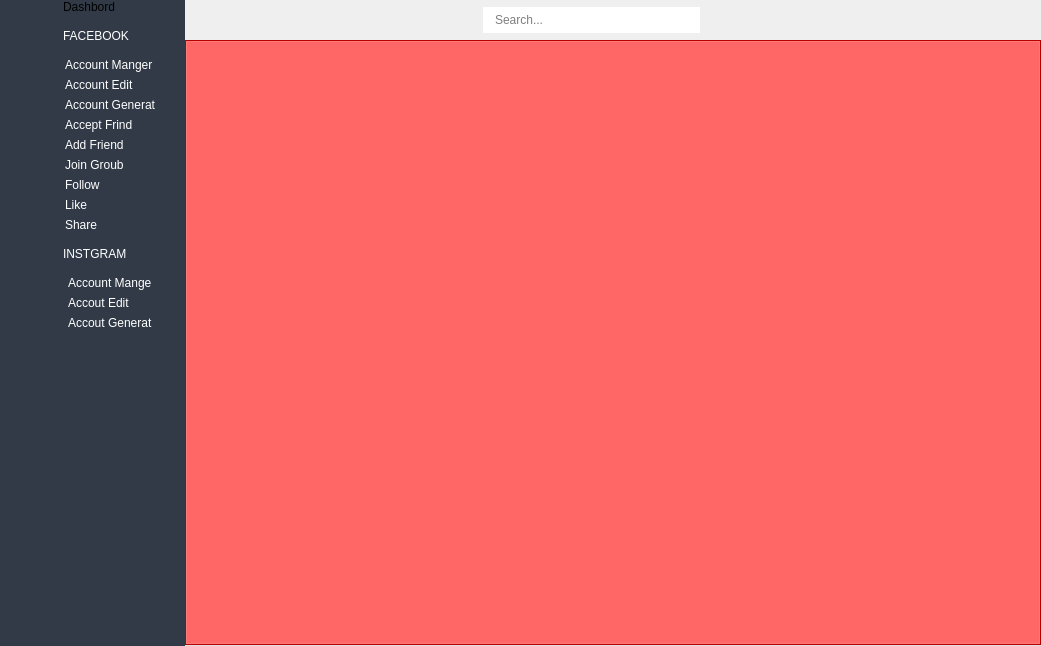
First picture: the form in ui/Window.ui, repository kreemkhaled112/GUI, before the edit.
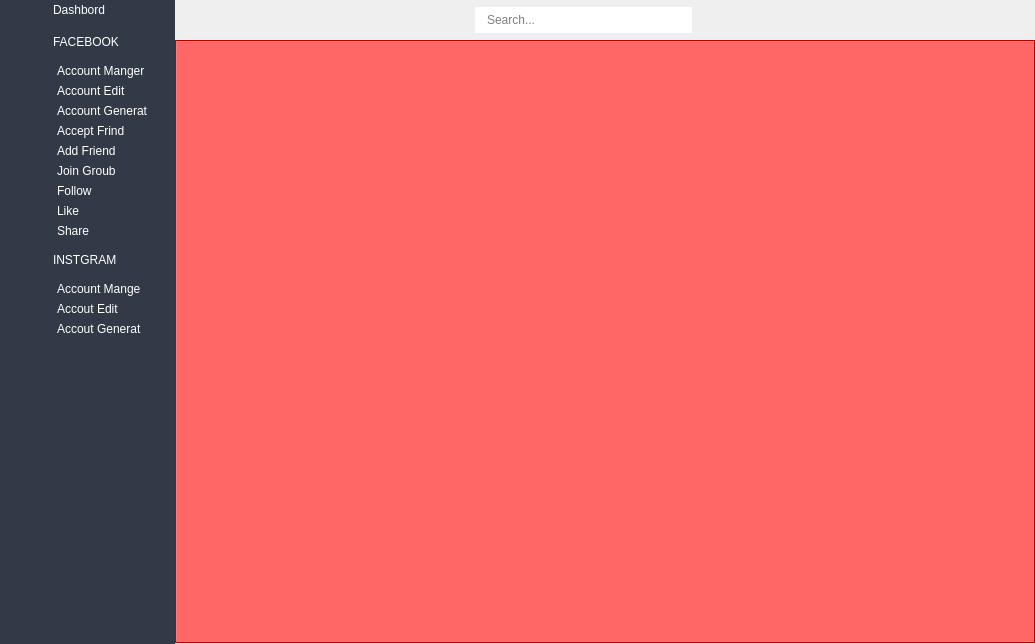
Second picture: the form after the edit. Icons and pictures are not drawn.

The edit to the form file:
```diff
--- a/ui/Window.ui
+++ b/ui/Window.ui
@@ -6,8 +6,8 @@
    <rect>
     <x>0</x>
     <y>0</y>
-    <width>1041</width>
-    <height>646</height>
+    <width>1035</width>
+    <height>644</height>
    </rect>
   </property>
   <property name="windowTitle">
@@ -21,7 +21,7 @@
 #full_menu_widget {
 		background-color: #313a46;
 	}
-#full_menu_widget QPushButton {
+#full_menu_widget QPushButton,#label_2 {
 		border:none;
 		text-align: left;
 		color: #ffffff;
@@ -33,6 +33,9 @@
 	#full_menu_widget QPushButton:checked {
 		color: #fff;
 	}
+#logo_label_2 {
+		color: #fff;
+	}
 #change_btn {
 		padding: 5px;
 		border: none;
@@ -121,7 +124,7 @@
         <widget class="QPushButton" name="pushButton">
          <property name="maximumSize">
           <size>
-           <width>30</width>
+           <width>20</width>
            <height>20</height>
           </size>
          </property>
@@ -153,7 +156,7 @@
         <widget class="QPushButton" name="pushButton_2">
          <property name="maximumSize">
           <size>
-           <width>30</width>
+           <width>20</width>
            <height>20</height>
           </size>
          </property>
@@ -225,7 +228,7 @@
          <x>0</x>
          <y>0</y>
          <width>150</width>
-         <height>646</height>
+         <height>644</height>
         </rect>
        </property>
        <layout class="QVBoxLayout" name="verticalLayout_4">
@@ -247,6 +250,9 @@
         <item>
          <widget class="QWidget" name="widget_2" native="true">
           <layout class="QHBoxLayout" name="horizontalLayout">
+           <property name="spacing">
+            <number>6</number>
+           </property>
            <property name="leftMargin">
             <number>0</number>
            </property>
@@ -276,13 +282,16 @@
              <property name="scaledContents">
               <bool>true</bool>
              </property>
-             <property name="wordWrap">
-              <bool>false</bool>
-             </property>
             </widget>
            </item>
            <item>
             <widget class="QLabel" name="logo_label_2">
+             <property name="minimumSize">
+              <size>
+               <width>20</width>
+               <height>20</height>
+              </size>
+             </property>
              <property name="text">
               <string>Dashbord</string>
              </property>
@@ -326,12 +335,9 @@
              <property name="scaledContents">
               <bool>true</bool>
              </property>
-             <property name="wordWrap">
-              <bool>false</bool>
-             </property>
             </widget>
            </item>
-           <item alignment="Qt::AlignRight">
+           <item>
             <widget class="QPushButton" name="pushButton_3">
              <property name="minimumSize">
               <size>
@@ -370,11 +376,11 @@
           </layout>
          </widget>
         </item>
-        <item alignment="Qt::AlignHCenter">
-         <widget class="QWidget" name="widget_4" native="true">
+        <item>
+         <widget class="QWidget" name="menu_facebook" native="true">
           <layout class="QVBoxLayout" name="verticalLayout_2">
            <property name="leftMargin">
-            <number>0</number>
+            <number>30</number>
            </property>
            <property name="topMargin">
             <number>0</number>
@@ -385,49 +391,49 @@
            <property name="bottomMargin">
             <number>0</number>
            </property>
-           <item alignment="Qt::AlignLeft">
+           <item>
             <widget class="QPushButton" name="Account_Manger_face">
              <property name="text">
               <string>Account Manger</string>
              </property>
             </widget>
            </item>
-           <item alignment="Qt::AlignLeft">
+           <item>
             <widget class="QPushButton" name="Account_Edit_face">
              <property name="text">
               <string>Account Edit</string>
              </property>
             </widget>
            </item>
-           <item alignment="Qt::AlignLeft">
+           <item>
             <widget class="QPushButton" name="Account_Generat_face">
              <property name="text">
               <string>Account Generat</string>
              </property>
             </widget>
            </item>
-           <item alignment="Qt::AlignLeft">
+           <item>
             <widget class="QPushButton" name="Accept_Friend">
              <property name="text">
               <string>Accept Frind</string>
              </property>
             </widget>
            </item>
-           <item alignment="Qt::AlignLeft">
+           <item>
             <widget class="QPushButton" name="Add_Friend">
              <property name="text">
               <string>Add Friend</string>
              </property>
             </widget>
            </item>
-           <item alignment="Qt::AlignLeft">
+           <item>
             <widget class="QPushButton" name="Join_Groub">
              <property name="text">
               <string>Join Groub</string>
              </property>
             </widget>
            </item>
-           <item alignment="Qt::AlignLeft">
+           <item>
             <widget class="QPushButton" name="Follow_face">
              <property name="text">
               <string>Follow</string>
@@ -470,7 +476,13 @@
             <number>0</number>
            </property>
            <item>
-            <widget class="QLabel" name="label_5">
+            <widget class="QLabel" name="label_3">
+             <property name="minimumSize">
+              <size>
+               <width>20</width>
+               <height>20</height>
+              </size>
+             </property>
              <property name="maximumSize">
               <size>
                <width>20</width>
@@ -480,15 +492,15 @@
              <property name="text">
               <string/>
              </property>
+             <property name="textFormat">
+              <enum>Qt::PlainText</enum>
+             </property>
              <property name="pixmap">
               <pixmap resource="../static/resource.qrc">:/icon/icon/home-1.ico</pixmap>
              </property>
              <property name="scaledContents">
               <bool>true</bool>
              </property>
-             <property name="wordWrap">
-              <bool>false</bool>
-             </property>
             </widget>
            </item>
            <item alignment="Qt::AlignRight|Qt::AlignVCenter">
@@ -530,11 +542,11 @@
           </layout>
          </widget>
         </item>
-        <item alignment="Qt::AlignHCenter">
-         <widget class="QWidget" name="widget_6" native="true">
+        <item>
+         <widget class="QWidget" name="menu_insta" native="true">
           <layout class="QVBoxLayout" name="verticalLayout_3" stretch="0,0,0">
            <property name="leftMargin">
-            <number>0</number>
+            <number>30</number>
            </property>
            <property name="topMargin">
             <number>0</number>
@@ -552,14 +564,14 @@
              </property>
             </widget>
            </item>
-           <item alignment="Qt::AlignLeft">
+           <item>
             <widget class="QPushButton" name="Account_Edit_insta">
              <property name="text">
               <string>Accout Edit</string>
              </property>
             </widget>
            </item>
-           <item alignment="Qt::AlignLeft">
+           <item>
             <widget class="QPushButton" name="Account_Generat_insta">
              <property name="text">
               <string>Accout Generat</string>
```
Left out of the diff: 68 changed lines with no effect on the pictures.
